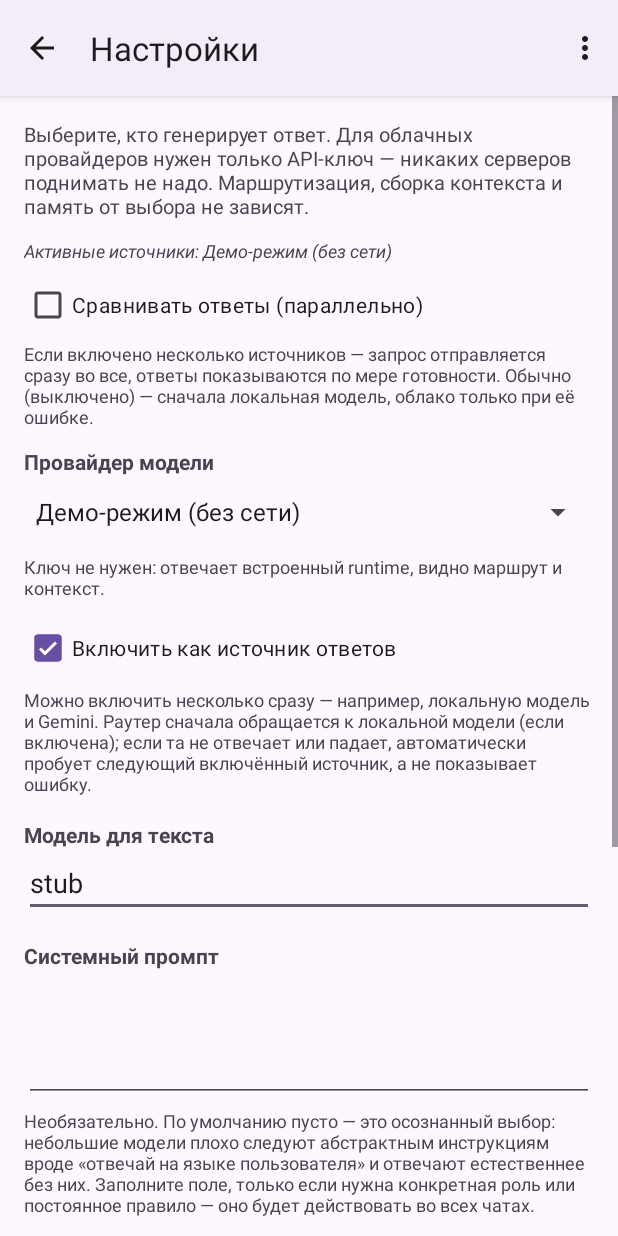
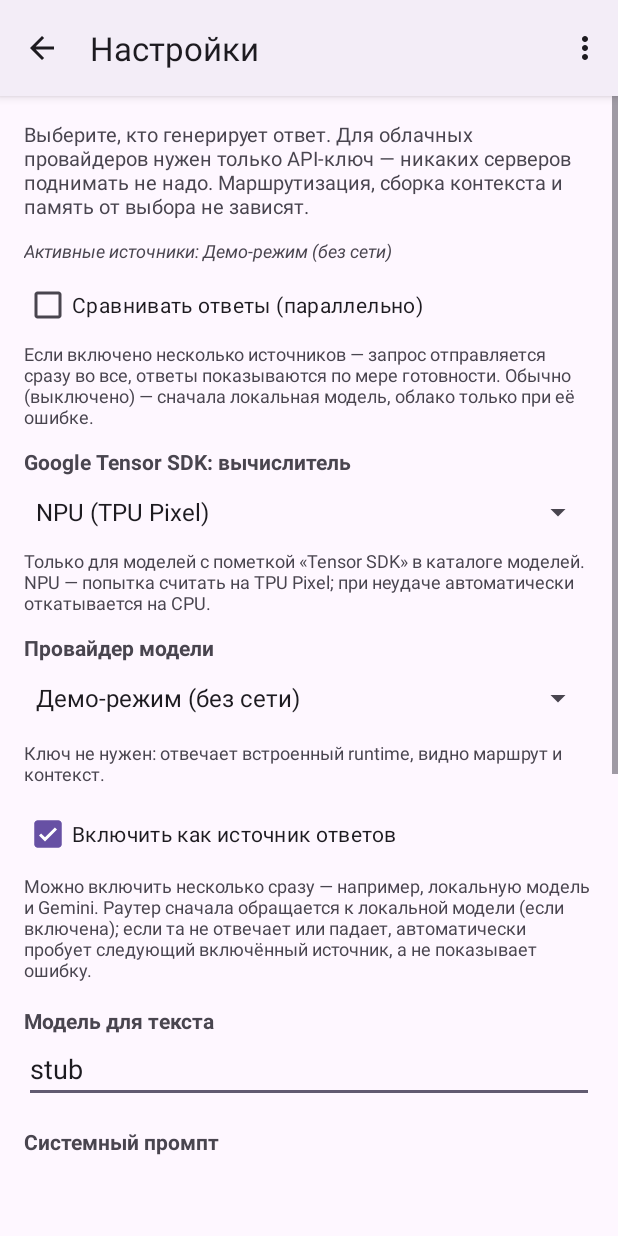
Before and after one commit to rmant7/AI, an Android app: the screen it shows after launch (SettingsActivity), in the options menu, after a tap on "Настройки", on a phone screen of 412 x 824 dp. Run offline under Robolectric (Android 15) with nearby library versions, the phone set to English and light mode, and no system bars; libraries missing offline, so code that uses them is left out: com.google.ai.edge, io.noties.markwon; network calls fail; pictures from the network do not load; 1 statement that could not run was skipped.

Commit message:
Add Google Tensor SDK (LiteRT-LM) as a second local runtime, selectable in-app
New, parallel local inference path alongside llama.cpp — the only one
able to hand generation to a Pixel's TPU/NPU instead of the CPU:

- RuntimeKind.LITERT (core): a new inference backend, separate from
  LLAMA_CPP, so a model registry entry can point at either.
- LiteRtRuntime (app): ModelRuntime/TextModelHandle implementation
  against the documented LiteRT-LM Kotlin API (Engine/EngineConfig/
  Backend/Conversation), with backend selection (CPU/GPU/NPU) and an
  automatic fallback to CPU if the requested backend fails to load —
  the same "degrade, don't refuse" pattern llama.cpp already follows
  for RAM/ABI mismatches.
- LocalModelSeed gained a `runtime` field and a derived `extension`
  (.gguf vs .litertlm); HuggingFaceResolver/ModelStore/ModelDownloads/
  CatalogFreshness now resolve and store by that extension instead of
  assuming GGUF everywhere. Two real litert-community catalog entries
  added (Gemma 3 1B IT, Gemma 4 E2B IT), tagged "Google Tensor SDK" in
  the Models screen so they're visibly distinct from the GGUF entries
  right there in the existing catalog — this is the in-app choice:
  picking one of these instead of a GGUF entry is what selects this
  runtime, the same way picking any other local model already works.
- Settings gained a Tensor SDK backend picker (NPU/GPU/CPU), auto-
  saved like every other field on that screen.
- AppContainer.localCandidate()/localRegistry() route by the selected
  model's own runtime kind instead of assuming llama.cpp; supportedRuntimes
  gains LITERT once LiteRtRuntime's classes are confirmed present.

Honesty about scope: this is written directly against LiteRT-LM's
documented Kotlin API but has not run against real Tensor hardware —
this sandbox has neither a Pixel nor NPU-capable CI emulator. Whether
the Gradle dependency resolves and the API surface used here actually
matches the published AAR is what this branch's CI run tests for;
whether NPU acceleration itself works can only be confirmed on a real
Pixel 10.

Co-Authored-By: Claude Sonnet 5 <noreply@anthropic.com>
Claude-Session: https://claude.ai/code/session_01CMNhH6aE27KnbD14LoFC7d

```diff
--- a/app/build.gradle.kts
+++ b/app/build.gradle.kts
@@ -126,6 +126,12 @@ dependencies {
     // On-device speech-to-text (Whisper, TFLite).
     implementation("org.tensorflow:tensorflow-lite:2.16.1")
 
+    // Google's LiteRT-LM, via the Google Tensor SDK — a second local
+    // inference path alongside llama.cpp, the only one able to run on a
+    // Pixel's TPU/NPU instead of the CPU. Prebuilt AAR: no CMake/NDK build
+    // of its own, unlike llama.cpp's FetchContent-based native build below.
+    implementation("com.google.ai.edge.litertlm:litertlm-android:latest.release")
+
     androidTestImplementation("androidx.test:runner:1.6.2")
     androidTestImplementation("androidx.test:rules:1.6.1")
     androidTestImplementation("androidx.test.ext:junit:1.2.1")
--- a/app/src/main/java/ai/localstudio/app/Settings.kt
+++ b/app/src/main/java/ai/localstudio/app/Settings.kt
@@ -2,6 +2,7 @@ package ai.localstudio.app
 
 import android.content.Context
 import ai.localstudio.app.llama.LlamaBridge
+import ai.localstudio.app.litert.LiteRtBackend
 
 /**
  * User-visible configuration. Everything here is optional: with no endpoint the
@@ -115,6 +116,17 @@ class Settings(context: Context) {
         get() = prefs.getBoolean(KEY_COMPARE_MODE, false)
         set(value) = prefs.edit().putBoolean(KEY_COMPARE_MODE, value).apply()
 
+    /**
+     * Which compute unit a Google Tensor SDK (LiteRT) local model is asked to
+     * run on. NPU is the whole point of that runtime — the TPU on a Pixel's
+     * Tensor chip — but LiteRtRuntime falls back to CPU on its own if NPU
+     * load fails, so this is a preference, not a guarantee.
+     */
+    var liteRtBackend: LiteRtBackend
+        get() = runCatching { LiteRtBackend.valueOf(prefs.getString(KEY_LITERT_BACKEND, null) ?: "") }
+            .getOrDefault(LiteRtBackend.NPU)
+        set(value) = prefs.edit().putString(KEY_LITERT_BACKEND, value.name).apply()
+
     val hasEndpoint: Boolean get() = endpoint.isNotBlank()
 
     // Sampling: how the model picks its next token. Exposed because a fixed
@@ -196,6 +208,7 @@ class Settings(context: Context) {
         const val KEY_WHISPER_MODEL = "whisperModelId"
         const val KEY_MEMORY = "memoryEnabled"
         const val KEY_COMPARE_MODE = "compareMode"
+        const val KEY_LITERT_BACKEND = "liteRtBackend"
         const val KEY_RAM_PERCENT = "ramBudgetPercent"
         const val KEY_HF_TOKEN = "huggingFaceToken"
         const val KEY_TEMPERATURE = "temperature"
--- a/app/src/main/java/ai/localstudio/app/SettingsActivity.kt
+++ b/app/src/main/java/ai/localstudio/app/SettingsActivity.kt
@@ -14,6 +14,7 @@ import androidx.appcompat.app.AlertDialog
 import androidx.appcompat.app.AppCompatActivity
 import androidx.lifecycle.lifecycleScope
 import ai.localstudio.app.databinding.ActivitySettingsBinding
+import ai.localstudio.app.litert.LiteRtBackend
 import ai.localstudio.app.llama.LlamaBridge
 import ai.localstudio.app.whisper.WhisperDownloadState
 import ai.localstudio.app.whisper.WhisperModels
@@ -70,6 +71,21 @@ class SettingsActivity : AppCompatActivity() {
 
         binding.compareModeCheck.isChecked = settings.compareMode
         binding.compareModeCheck.setOnCheckedChangeListener { _, checked -> settings.compareMode = checked }
+        binding.liteRtBackendSpinner.adapter = ArrayAdapter(
+            this,
+            android.R.layout.simple_spinner_dropdown_item,
+            LITERT_BACKEND_OPTIONS.map { it.second },
+        )
+        binding.liteRtBackendSpinner.setSelection(
+            LITERT_BACKEND_OPTIONS.indexOfFirst { it.first == settings.liteRtBackend }.coerceAtLeast(0),
+        )
+        binding.liteRtBackendSpinner.onItemSelectedListener = object : AdapterView.OnItemSelectedListener {
+            override fun onItemSelected(parent: AdapterView<*>?, view: View?, position: Int, id: Long) {
+                settings.liteRtBackend = LITERT_BACKEND_OPTIONS[position].first
+            }
+
+            override fun onNothingSelected(parent: AdapterView<*>?) = Unit
+        }
         binding.systemPromptInput.setText(settings.systemPrompt)
         binding.systemPromptInput.persistOnChange { settings.systemPrompt = it }
         binding.ramInput.setText(settings.ramBudgetPercent.toString())
@@ -246,5 +262,11 @@ class SettingsActivity : AppCompatActivity() {
     private companion object {
         const val MENU_ABOUT = 1
         const val MENU_LOG = 2
+
+        val LITERT_BACKEND_OPTIONS = listOf(
+            LiteRtBackend.NPU to "NPU (TPU Pixel)",
+            LiteRtBackend.GPU to "GPU",
+            LiteRtBackend.CPU to "CPU",
+        )
     }
 }
--- /dev/null
+++ b/app/src/main/java/ai/localstudio/app/litert/LiteRtRuntime.kt
@@ -0,0 +1,165 @@
+package ai.localstudio.app.litert
+
+import ai.localstudio.core.registry.ModelDescriptor
+import ai.localstudio.core.registry.RuntimeBinding
+import ai.localstudio.core.registry.RuntimeKind
+import ai.localstudio.core.runtime.GenerationRequest
+import ai.localstudio.core.runtime.LoadedModel
+import ai.localstudio.core.runtime.ModelLoadException
+import ai.localstudio.core.runtime.ModelRuntime
+import ai.localstudio.core.runtime.TextModelHandle
+import android.content.Context
+import com.google.ai.edge.litertlm.Backend
+import com.google.ai.edge.litertlm.Engine
+import com.google.ai.edge.litertlm.EngineConfig
+import kotlinx.coroutines.flow.Flow
+import kotlinx.coroutines.flow.flow
+import java.io.File
+
+/** Which compute unit to ask the Tensor SDK to run on. */
+enum class LiteRtBackend { CPU, GPU, NPU }
+
+/**
+ * On-device inference via Google's LiteRT-LM, through the Google Tensor SDK —
+ * the only runtime in this app that can hand generation to a Pixel's TPU/NPU
+ * instead of the CPU. A separate runtime from [ai.localstudio.app.llama.LlamaCppRuntime]
+ * end to end: different native libraries, a different model format
+ * (`.litertlm`, not GGUF), a different API shape entirely.
+ *
+ * This is new, unverified against real Tensor hardware from this environment
+ * (no device, no NPU in CI's emulator): it is written directly against the
+ * documented Kotlin API, but has not been confirmed to actually accelerate
+ * anything on a real Pixel. Treat it as a starting point to test on-device,
+ * not as a finished, benchmarked feature the way [LlamaCppRuntime] is.
+ */
+class LiteRtRuntime(
+    private val context: Context,
+    private val backend: LiteRtBackend = LiteRtBackend.NPU,
+    private val log: (tag: String, message: String) -> Unit = { _, _ -> },
+) : ModelRuntime {
+
+    override val kind: RuntimeKind = RuntimeKind.LITERT
+
+    override fun canRun(model: ModelDescriptor, binding: RuntimeBinding): Boolean =
+        binding.runtime == RuntimeKind.LITERT && isAvailable && File(binding.artifact).isFile
+
+    override suspend fun load(model: ModelDescriptor, binding: RuntimeBinding): LoadedModel {
+        if (!isAvailable) throw ModelLoadException("Google Tensor SDK (LiteRT-LM) is not available in this build")
+        val file = File(binding.artifact)
+        if (!file.isFile) throw ModelLoadException("Model file is missing: ${binding.artifact}")
+
+        val start = System.currentTimeMillis()
+        log("LITERT_LOAD", "${file.name}: starting (backend=$backend)")
+        val engine = try {
+            loadWith(file, backend)
+        } catch (e: Exception) {
+            // NPU is the whole point of this runtime, but it is also the
+            // narrowest path — Tensor G5 (Pixel 10) plus the matching native
+            // dispatch library actually bundled for this ABI. Falling back
+            // to CPU here is what keeps a device without that support from
+            // being simply unable to use this runtime at all, matching how
+            // the rest of this app degrades (a model that doesn't fit RAM,
+            // an ABI llama.cpp doesn't support) rather than refusing outright.
+            if (backend == LiteRtBackend.CPU) {
+                log("LITERT_LOAD", "${file.name}: FAILED on CPU: ${e.message}")
+                throw ModelLoadException("LiteRT-LM could not load ${file.name}: ${e.message}")
+            }
+            log("LITERT_LOAD", "${file.name}: $backend failed (${e.message}), retrying on CPU")
+            try {
+                loadWith(file, LiteRtBackend.CPU)
+            } catch (cpuFailure: Exception) {
+                log("LITERT_LOAD", "${file.name}: FAILED on CPU too: ${cpuFailure.message}")
+                throw ModelLoadException("LiteRT-LM could not load ${file.name}: ${cpuFailure.message}")
+            }
+        }
+        val elapsed = System.currentTimeMillis() - start
+        log("LITERT_LOAD", "${file.name}: ready in ${elapsed}ms")
+        return LiteRtTextModel(model.id, binding.effectiveRequiredRamBytes, engine, log)
+    }
+
+    private suspend fun loadWith(file: File, backend: LiteRtBackend): Engine {
+        val resolvedBackend = when (backend) {
+            LiteRtBackend.NPU -> Backend.NPU(context.applicationInfo.nativeLibraryDir)
+            LiteRtBackend.GPU -> Backend.GPU()
+            LiteRtBackend.CPU -> Backend.CPU()
+        }
+        val config = EngineConfig(
+            modelPath = file.absolutePath,
+            backend = resolvedBackend,
+            cacheDir = context.cacheDir.path,
+        )
+        val engine = Engine(config)
+        engine.initialize()
+        return engine
+    }
+
+    companion object {
+        /**
+         * Whether the Tensor SDK's classes are actually on the classpath —
+         * always true once the Gradle dependency is present, but checked
+         * defensively rather than assumed, the same reasoning as
+         * [ai.localstudio.app.llama.LlamaBridge.isAvailable] guarding against
+         * a native library that failed to load for this ABI.
+         */
+        val isAvailable: Boolean =
+            runCatching { Class.forName("com.google.ai.edge.litertlm.Engine") }.isSuccess
+    }
+}
+
+private class LiteRtTextModel(
+    override val modelId: String,
+    override val ramBytes: Long,
+    private val engine: Engine,
+    private val log: (tag: String, message: String) -> Unit,
+) : TextModelHandle {
+
+    override fun generate(request: GenerationRequest): Flow<String> = flow {
+        val start = System.currentTimeMillis()
+        var tokenCount = 0
+        log("LITERT_GENERATE", "$modelId: starting (prompt=${request.prompt.length} chars)")
+
+        // The Tensor SDK configures a system instruction and sampling on the
+        // Conversation, not per message — but this app already resends the
+        // whole assembled context as one prompt string every turn (same
+        // design LlamaCppRuntime relies on), so folding the system prompt
+        // into that one string and creating a fresh conversation per turn
+        // keeps this runtime's behaviour consistent with the rest of the app
+        // instead of trying to keep a stateful Conversation in sync with it.
+        val fullPrompt = if (request.systemPrompt.isNullOrBlank()) {
+            request.prompt
+        } else {
+            request.systemPrompt + "\n\n" + request.prompt
+        }
+
+        val conversation = engine.createConversation()
+        try {
+            conversation.sendMessageAsync(fullPrompt).collect { chunk ->
+                val text = chunk.toString()
+                if (text.isNotEmpty()) {
+                    tokenCount++
+                    emit(text)
+                }
+            }
+            log("LITERT_GENERATE", "$modelId: done in ${System.currentTimeMillis() - start}ms, $tokenCount chunks")
+        } catch (e: Exception) {
+            log("LITERT_GENERATE", "$modelId: FAILED after ${System.currentTimeMillis() - start}ms: ${e.message}")
+            throw e
+        } finally {
+            runCatching { conversation.close() }
+        }
+    }
+
+    override fun requestCancel() {
+        // No documented explicit cancel on Conversation/Engine — cancelling
+        // the coroutine collecting generate()'s Flow is what this currently
+        // relies on, unlike LlamaCppRuntime's flag checked from native code
+        // between decode steps. Whether the Tensor SDK actually stops
+        // underlying work when its Flow's collector is cancelled, rather
+        // than continuing in the background, is untested from here.
+        log("LITERT_GENERATE", "$modelId: cancel requested (best-effort — see requestCancel() comment)")
+    }
+
+    override fun close() {
+        runCatching { engine.close() }
+    }
+}
--- a/app/src/main/java/ai/localstudio/app/models/CatalogFreshness.kt
+++ b/app/src/main/java/ai/localstudio/app/models/CatalogFreshness.kt
@@ -45,7 +45,7 @@ class CatalogFreshness(context: Context) {
 
         val statuses = mutableListOf<SeedStatus>()
         for (seed in seeds) {
-            val error = runCatching { HuggingFaceResolver.resolveAny(seed.repoIds, token) }.exceptionOrNull()
+            val error = runCatching { HuggingFaceResolver.resolveAny(seed.repoIds, token, seed.extension) }.exceptionOrNull()
             if (error != null && error.message.orEmpty().contains(NO_NETWORK_MARKER)) {
                 // Offline, not broken: every remaining seed would fail the
                 // same way for the same reason, so leave the cache as it was
--- a/app/src/main/java/ai/localstudio/app/models/HuggingFaceResolver.kt
+++ b/app/src/main/java/ai/localstudio/app/models/HuggingFaceResolver.kt
@@ -36,11 +36,11 @@ object HuggingFaceResolver {
      * message lists what each source said, because "не удалось скачать" is not
      * something a user can act on.
      */
-    fun resolveAny(repoIds: List<String>, token: String? = null): Pair<String, ResolvedModelFile> {
+    fun resolveAny(repoIds: List<String>, token: String? = null, extension: String = ".gguf"): Pair<String, ResolvedModelFile> {
         val failures = mutableListOf<String>()
         for (repoId in repoIds) {
             try {
-                return repoId to resolveWithRetry(repoId, token)
+                return repoId to resolveWithRetry(repoId, token, extension)
             } catch (e: NoNetworkException) {
                 // Every repoId lives on the same host: a DNS failure on the
                 // first one will repeat identically for the rest. Trying them
@@ -62,11 +62,11 @@ object HuggingFaceResolver {
      * download body is, so without this a blip here fails the whole model
      * instead of a brief pause.
      */
-    private fun resolveWithRetry(repoId: String, token: String?): ResolvedModelFile {
+    private fun resolveWithRetry(repoId: String, token: String?, extension: String): ResolvedModelFile {
         var lastNetworkError: UnknownHostException? = null
         repeat(RESOLVE_RETRIES) { attempt ->
             try {
-                return resolve(repoId, token)
+                return resolve(repoId, token, extension)
             } catch (e: UnknownHostException) {
                 lastNetworkError = e
                 if (attempt < RESOLVE_RETRIES - 1) Thread.sleep(RESOLVE_RETRY_DELAY_MS)
@@ -75,10 +75,10 @@ object HuggingFaceResolver {
         throw NoNetworkException(lastNetworkError?.message ?: "host unreachable")
     }
 
-    fun resolve(repoId: String, token: String? = null): ResolvedModelFile {
+    fun resolve(repoId: String, token: String? = null, extension: String = ".gguf"): ResolvedModelFile {
         val entries = fetchTree(repoId, token)
-        val best = ArtifactResolver.pickBest(entries)
-            ?: throw IOException("нет подходящего файла .gguf (возможно, модель разбита на части)")
+        val best = ArtifactResolver.pickBest(entries, extension = extension)
+            ?: throw IOException("нет подходящего файла $extension (возможно, модель разбита на части)")
         return ResolvedModelFile(
             fileName = best.path.substringAfterLast('/'),
             sizeBytes = best.sizeBytes,
--- a/app/src/main/java/ai/localstudio/app/models/LocalModels.kt
+++ b/app/src/main/java/ai/localstudio/app/models/LocalModels.kt
@@ -1,6 +1,7 @@
 package ai.localstudio.app.models
 
 import ai.localstudio.core.capability.Capability
+import ai.localstudio.core.registry.RuntimeKind
 
 /**
  * A model this app knows how to fetch and run on the device.
@@ -13,8 +14,9 @@ import ai.localstudio.core.capability.Capability
  * first and the official repository last. The second reason is ordinary
  * availability: a repository can be renamed or restructured at any time.
  *
- * The list carries repositories, never file names: the concrete GGUF is
- * resolved at download time (see [HuggingFaceResolver]).
+ * The list carries repositories, never file names: the concrete artifact is
+ * resolved at download time (see [HuggingFaceResolver]), by [extension] —
+ * `.gguf` for [RuntimeKind.LLAMA_CPP], `.litertlm` for [RuntimeKind.LITERT].
  */
 data class LocalModelSeed(
     val id: String,
@@ -25,7 +27,10 @@ data class LocalModelSeed(
     val approxSizeBytes: Long,
     val capabilities: Set<Capability> = setOf(Capability.TEXT_GENERATION, Capability.REASONING),
     val contextTokens: Int = 4096,
-)
+    val runtime: RuntimeKind = RuntimeKind.LLAMA_CPP,
+) {
+    val extension: String get() = if (runtime == RuntimeKind.LITERT) ".litertlm" else ".gguf"
+}
 
 object LocalModels {
 
@@ -175,6 +180,34 @@ object LocalModels {
             note = "Классика; хорошо держит длинный диалог.",
             approxSizeBytes = 4_900_000_000,
         ),
+
+        // LiteRT-LM (Google Tensor SDK) entries. A different runtime, a
+        // different file format (.litertlm, resolved the same way as GGUF —
+        // see LocalModelSeed.extension), and — on a Pixel with the Tensor
+        // SDK's native libraries present — the only path in this app that
+        // can run on the TPU/NPU instead of the CPU (see
+        // ai.localstudio.app.litert.LiteRtRuntime). On any other device
+        // canRun() simply reports false and this app falls back to the
+        // GGUF/llama.cpp entries above, the same as an ABI this device
+        // doesn't support.
+        LocalModelSeed(
+            id = "gemma3-1b-it-litert",
+            title = "Gemma 3 1B IT (Tensor SDK)",
+            repoIds = listOf("litert-community/Gemma3-1B-IT"),
+            paramsLabel = "1B · LiteRT-LM",
+            note = "Тот же класс модели, что и обычная Gemma 3 1B, но через Google Tensor SDK — может считаться на TPU/NPU Pixel вместо CPU.",
+            approxSizeBytes = 800_000_000,
+            runtime = RuntimeKind.LITERT,
+        ),
+        LocalModelSeed(
+            id = "gemma-4-e2b-it-litert",
+            title = "Gemma 4 E2B IT (Tensor SDK)",
+            repoIds = listOf("litert-community/gemma-4-E2B-it-litert-lm"),
+            paramsLabel = "E2B · LiteRT-LM",
+            note = "Компактная Gemma 4 через Google Tensor SDK — может считаться на TPU/NPU Pixel вместо CPU.",
+            approxSizeBytes = 1_500_000_000,
+            runtime = RuntimeKind.LITERT,
+        ),
     )
 
     /** Anything the user pastes as `owner/repo` becomes a seed of its own. */
--- a/app/src/main/java/ai/localstudio/app/models/ModelDownloads.kt
+++ b/app/src/main/java/ai/localstudio/app/models/ModelDownloads.kt
@@ -53,7 +53,7 @@ class ModelDownloads(
         jobs[seed.id] = scope.launch {
             publish(seed, DownloadState.Resolving(seed.repoIds.first()))
             try {
-                val (source, resolved) = HuggingFaceResolver.resolveAny(seed.repoIds, tokenProvider())
+                val (source, resolved) = HuggingFaceResolver.resolveAny(seed.repoIds, tokenProvider(), seed.extension)
                 val free = store.freeSpaceBytes()
                 if (resolved.sizeBytes > 0 && resolved.sizeBytes + SLACK_BYTES > free) {
                     publish(seed, DownloadState.Failed("Не хватает места: нужно ${gb(resolved.sizeBytes)}, свободно ${gb(free)}"))
--- a/app/src/main/java/ai/localstudio/app/models/ModelStore.kt
+++ b/app/src/main/java/ai/localstudio/app/models/ModelStore.kt
@@ -18,9 +18,9 @@ class ModelStore(private val context: Context) {
 
     fun directory(): File = File(context.filesDir, "models").apply { mkdirs() }
 
-    fun fileFor(seed: LocalModelSeed): File = File(directory(), "${seed.id}.gguf")
+    fun fileFor(seed: LocalModelSeed): File = File(directory(), "${seed.id}${seed.extension}")
 
-    fun partFor(seed: LocalModelSeed): File = File(directory(), "${seed.id}.gguf.part")
+    fun partFor(seed: LocalModelSeed): File = File(directory(), "${seed.id}${seed.extension}.part")
 
     /** A truncated download is not an installed model, hence the size floor. */
     fun isInstalled(seed: LocalModelSeed): Boolean =
--- a/app/src/main/res/layout/activity_settings.xml
+++ b/app/src/main/res/layout/activity_settings.xml
@@ -35,6 +35,25 @@
             android:layout_height="wrap_content"
             android:paddingBottom="12dp"
             android:text="@string/settings_compare_mode_hint"
+            android:textSize="12sp" />
+
+        <TextView
+            android:layout_width="match_parent"
+            android:layout_height="wrap_content"
+            android:text="@string/settings_litert_backend"
+            android:textStyle="bold" />
+
+        <Spinner
+            android:id="@+id/liteRtBackendSpinner"
+            android:layout_width="match_parent"
+            android:layout_height="wrap_content"
+            android:minHeight="48dp" />
+
+        <TextView
+            android:layout_width="match_parent"
+            android:layout_height="wrap_content"
+            android:paddingBottom="12dp"
+            android:text="@string/settings_litert_backend_hint"
             android:textSize="12sp" />
 
         <TextView
--- a/app/src/main/res/values/strings.xml
+++ b/app/src/main/res/values/strings.xml
@@ -9,6 +9,9 @@
     <string name="settings_compare_mode">Сравнивать ответы (параллельно)</string>
     <string name="settings_compare_mode_hint">Если включено несколько источников — запрос отправляется сразу во все, ответы показываются по мере готовности. Обычно (выключено) — сначала локальная модель, облако только при её ошибке.</string>
     <string name="chat_compare_waiting">Ожидание ответов…</string>
+    <string name="settings_litert_backend">Google Tensor SDK: вычислитель</string>
+    <string name="settings_litert_backend_hint">Только для моделей с пометкой «Tensor SDK» в каталоге моделей. NPU — попытка считать на TPU Pixel; при неудаче автоматически откатывается на CPU.</string>
+    <string name="model_tensor_sdk_badge">Google Tensor SDK</string>
     <string name="menu_settings">Настройки</string>
     <string name="menu_models">Модели</string>
     <string name="menu_clear">Новый чат</string>
--- a/core/src/main/kotlin/ai/localstudio/core/registry/Model.kt
+++ b/core/src/main/kotlin/ai/localstudio/core/registry/Model.kt
@@ -25,6 +25,15 @@ enum class RuntimeKind(val id: String) {
 
     @SerialName("whisper_cpp")
     WHISPER_CPP("whisper_cpp"),
+
+    /**
+     * Google's LiteRT-LM, via the Google Tensor SDK — the only runtime that
+     * can hand generation to a Pixel's TPU/NPU instead of the CPU. A
+     * `.litertlm` artifact, not a GGUF, with its own native library
+     * entirely separate from [LLAMA_CPP].
+     */
+    @SerialName("litert")
+    LITERT("litert"),
 
     @SerialName("sherpa_onnx")
     SHERPA_ONNX("sherpa_onnx"),
```
Also changed, not shown: app/src/main/java/ai/localstudio/app/AppContainer.kt (+15 -5 lines), app/src/main/java/ai/localstudio/app/ModelsActivity.kt (+7 -0 lines).
